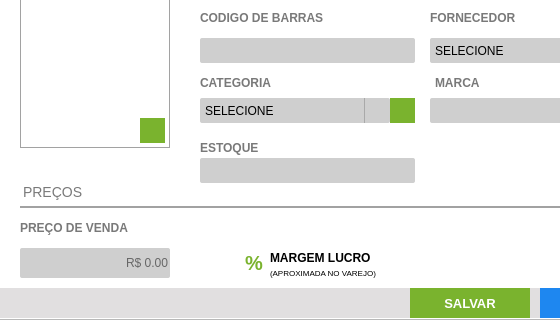
This is View/UI/cadastro_produtos.ui in felipezago/ControleEstoque as Qt 5 draws it before an edit; both pictures show x 0 to 560 and y 112 to 432 of the 662 by 432 pixel window. The edited form follows.
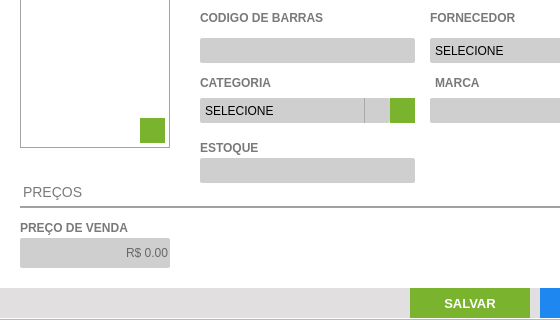
This is the edited form. Icons and pictures are not drawn.

```diff
--- a/View/UI/cadastro_produtos.ui
+++ b/View/UI/cadastro_produtos.ui
@@ -364,69 +364,6 @@
      <string/>
     </property>
    </widget>
-   <widget class="QLabel" name="lb_FormProdutos_15">
-    <property name="geometry">
-     <rect>
-      <x>270</x>
-      <y>360</y>
-      <width>150</width>
-      <height>20</height>
-     </rect>
-    </property>
-    <property name="styleSheet">
-     <string notr="true">QLabel{
-font-size: 12px;
-font-family: &quot;Arial Unicode MS&quot;;
-font-weight: bold;
-color: #000
-}</string>
-    </property>
-    <property name="text">
-     <string>MARGEM LUCRO</string>
-    </property>
-   </widget>
-   <widget class="QLabel" name="lb_FormProdutos_17">
-    <property name="geometry">
-     <rect>
-      <x>270</x>
-      <y>380</y>
-      <width>150</width>
-      <height>10</height>
-     </rect>
-    </property>
-    <property name="styleSheet">
-     <string notr="true">QLabel{
-font-size: 8px;
-font-family: &quot;Arial Unicode MS&quot;;
-font-weight: normal;
-color: #000
-}</string>
-    </property>
-    <property name="text">
-     <string>(APROXIMADA NO VAREJO)</string>
-    </property>
-   </widget>
-   <widget class="QLabel" name="lb_porcVar">
-    <property name="geometry">
-     <rect>
-      <x>245</x>
-      <y>360</y>
-      <width>20</width>
-      <height>30</height>
-     </rect>
-    </property>
-    <property name="styleSheet">
-     <string notr="true">QLabel{
-font-size: 20px;
-font-family: &quot;Arial Unicode MS&quot;;
-font-weight: bold;
-color: #7AB32E
-}</string>
-    </property>
-    <property name="text">
-     <string>%</string>
-    </property>
-   </widget>
    <widget class="QLabel" name="label_2">
     <property name="geometry">
      <rect>
@@ -808,7 +745,7 @@
     <property name="geometry">
      <rect>
       <x>20</x>
-      <y>360</y>
+      <y>350</y>
       <width>150</width>
       <height>30</height>
      </rect>
```
Left out of the diff: 38 changed lines with no effect on the pictures.
